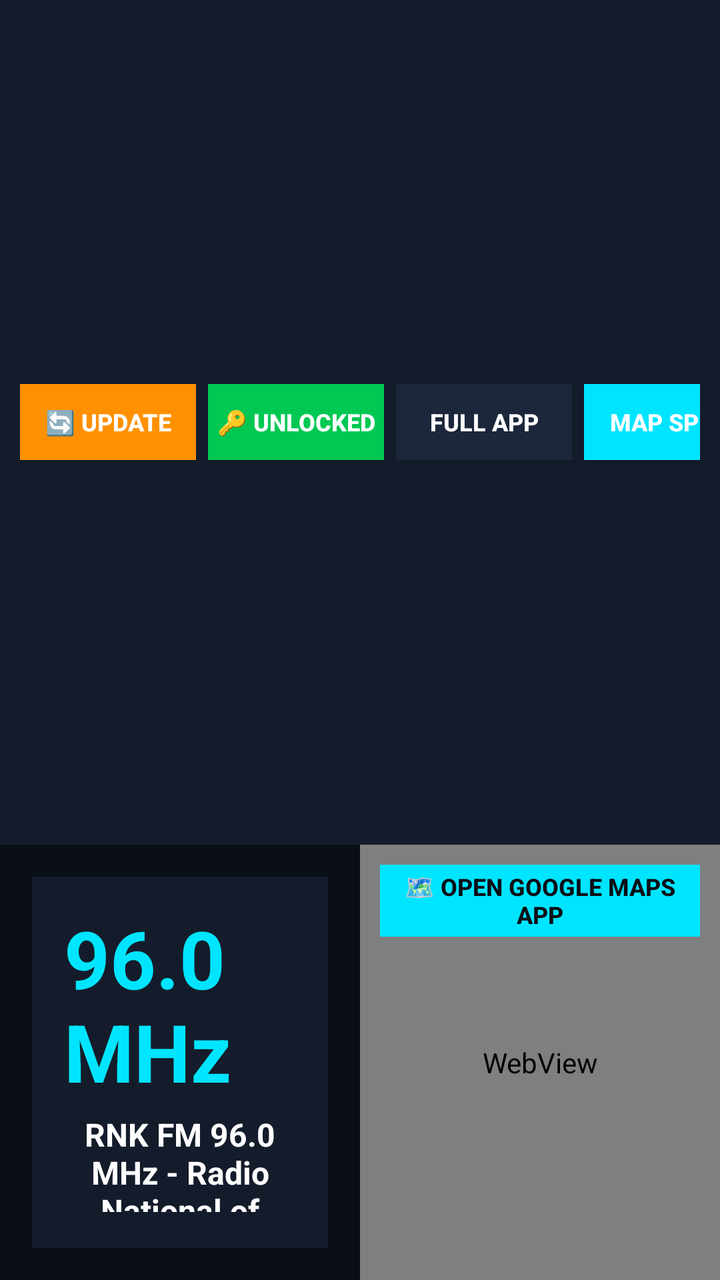
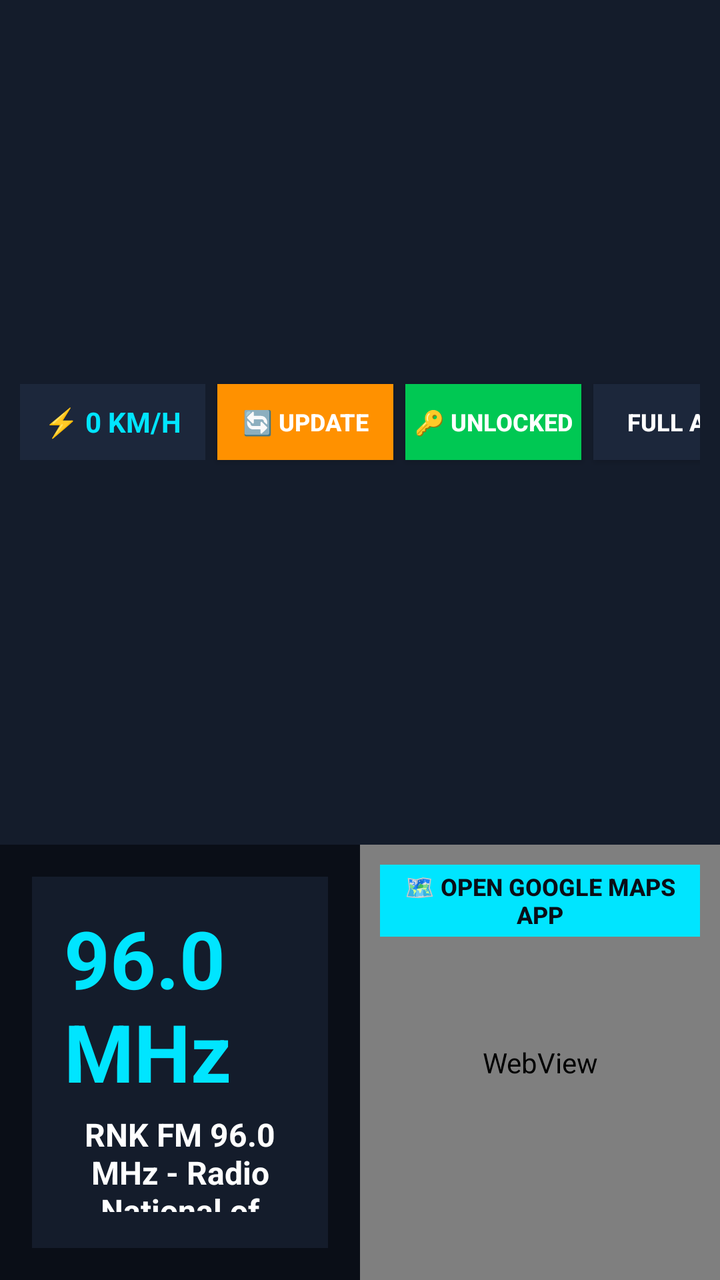

Two renders of the same Android screen: before a commit and after it. Below are the layout's source before the change and the commit's diff.
<!-- AndroidManifest.xml: application theme android:Theme.DeviceDefault.NoActionBar -->
<!-- res/layout/activity_main.xml -->
<?xml version="1.0" encoding="utf-8"?>
<LinearLayout xmlns:android="http://schemas.android.com/apk/res/android"
    android:layout_width="match_parent"
    android:layout_height="match_parent"
    android:orientation="vertical"
    android:background="#0A0E17">

    
    <LinearLayout
        android:layout_width="match_parent"
        android:layout_height="wrap_content"
        android:orientation="horizontal"
        android:background="#141C2B"
        android:padding="10dp"
        android:gravity="center_vertical">

        <TextView
            android:layout_width="0dp"
            android:layout_height="wrap_content"
            android:layout_weight="1"
            android:text="CARPLAY • PHONE KEY"
            android:textColor="#00E5FF"
            android:textSize="18sp"
            android:textStyle="bold" />

        <Button
            android:id="@+id/btnUpdate"
            android:layout_width="wrap_content"
            android:layout_height="38dp"
            android:text="🔄 UPDATE"
            android:textColor="#FFFFFF"
            android:textSize="12sp"
            android:textStyle="bold"
            android:background="#FF9100"
            android:layout_marginRight="6dp" />

        <Button
            android:id="@+id/btnKeyUnlock"
            android:layout_width="wrap_content"
            android:layout_height="38dp"
            android:text="🔑 UNLOCKED"
            android:textColor="#FFFFFF"
            android:textSize="12sp"
            android:textStyle="bold"
            android:background="#00C853"
            android:layout_marginRight="6dp" />

        <Button
            android:id="@+id/btnToggleWeb"
            android:layout_width="wrap_content"
            android:layout_height="38dp"
            android:text="FULL APP"
            android:textColor="#FFFFFF"
            android:textSize="12sp"
            android:textStyle="bold"
            android:background="#1C273B" />

        <Button
            android:id="@+id/btnToggleMap"
            android:layout_width="wrap_content"
            android:layout_height="38dp"
            android:text="MAP SPLIT"
            android:textColor="#FFFFFF"
            android:textSize="12sp"
            android:textStyle="bold"
            android:background="#00E5FF"
            android:layout_marginLeft="6dp" />
    </LinearLayout>

    
    <LinearLayout
        android:id="@+id/mainSplitContainer"
        android:layout_width="match_parent"
        android:layout_height="0dp"
        android:layout_weight="1"
        android:orientation="horizontal">

        
        <FrameLayout
            android:id="@+id/leftContentFrame"
            android:layout_width="0dp"
            android:layout_height="match_parent"
            android:layout_weight="1">

            
            <WebView
                android:id="@+id/webViewVdomov"
                android:layout_width="match_parent"
                android:layout_height="match_parent"
                android:visibility="gone" />

            
            <LinearLayout
                android:id="@+id/carDashboardLayout"
                android:layout_width="match_parent"
                android:layout_height="match_parent"
                android:orientation="vertical"
                android:padding="16dp">

                
                <LinearLayout
                    android:layout_width="match_parent"
                    android:layout_height="wrap_content"
                    android:orientation="vertical"
                    android:background="#141C2B"
                    android:padding="16dp"
                    android:gravity="center">

                    <TextView
                        android:id="@+id/tvFreq"
                        android:layout_width="wrap_content"
                        android:layout_height="wrap_content"
                        android:text="96.0 MHz"
                        android:textColor="#00E5FF"
                        android:textSize="40sp"
                        android:textStyle="bold" />

                    <TextView
                        android:id="@+id/tvStationTitle"
                        android:layout_width="wrap_content"
                        android:layout_height="wrap_content"
                        android:text="RNK FM 96.0 MHz - Radio National of Cambodia"
                        android:textColor="#FFFFFF"
                        android:textSize="16sp"
                        android:textStyle="bold"
                        android:gravity="center"
                        android:layout_marginTop="4dp" />

                    <TextView
                        android:id="@+id/tvStatus"
                        android:layout_width="wrap_content"
                        android:layout_height="wrap_content"
                        android:text="PHONE KEY ACTIVE • CAR CONNECTED"
                        android:textColor="#00C853"
                        android:textSize="12sp"
                        android:layout_marginTop="4dp" />
                </LinearLayout>

                
                <LinearLayout
                    android:layout_width="match_parent"
                    android:layout_height="wrap_content"
                    android:orientation="horizontal"
                    android:gravity="center"
                    android:layout_marginTop="12dp">

                    <Button
                        android:id="@+id/btnPrev"
                        android:layout_width="80dp"
                        android:layout_height="60dp"
                        android:text="&lt;&lt; PREV"
                        android:textColor="#00E5FF"
                        android:textSize="14sp"
                        android:textStyle="bold"
                        android:background="#1C273B" />

                    <Button
                        android:id="@+id/btnPlay"
                        android:layout_width="120dp"
                        android:layout_height="60dp"
                        android:text="▶ PLAY"
                        android:textColor="#FFFFFF"
                        android:textSize="18sp"
                        android:textStyle="bold"
                        android:background="#00E5FF"
                        android:layout_marginLeft="10dp"
                        android:layout_marginRight="10dp" />

                    <Button
                        android:id="@+id/btnNext"
                        android:layout_width="80dp"
                        android:layout_height="60dp"
                        android:text="NEXT &gt;&gt;"
                        android:textColor="#00E5FF"
                        android:textSize="14sp"
                        android:textStyle="bold"
                        android:background="#1C273B" />
                </LinearLayout>

                <ScrollView
                    android:layout_width="match_parent"
                    android:layout_height="0dp"
                    android:layout_weight="1"
                    android:layout_marginTop="12dp">

                    <LinearLayout
                        android:id="@+id/presetContainer"
                        android:layout_width="match_parent"
                        android:layout_height="wrap_content"
                        android:orientation="vertical" />
                </ScrollView>
            </LinearLayout>
        </FrameLayout>

        
        <FrameLayout
            android:id="@+id/rightMapFrame"
            android:layout_width="0dp"
            android:layout_height="match_parent"
            android:layout_weight="1"
            android:background="#0F172A">

            <WebView
                android:id="@+id/webViewGoogleMap"
                android:layout_width="match_parent"
                android:layout_height="match_parent" />

            
            <LinearLayout
                android:layout_width="wrap_content"
                android:layout_height="wrap_content"
                android:layout_gravity="top|left"
                android:layout_margin="10dp"
                android:orientation="horizontal">

                <Button
                    android:id="@+id/btnLaunchGoogleMaps"
                    android:layout_width="wrap_content"
                    android:layout_height="36dp"
                    android:text="🗺️ OPEN GOOGLE MAPS APP"
                    android:textColor="#0A0E17"
                    android:textSize="12sp"
                    android:textStyle="bold"
                    android:background="#00E5FF"
                    android:paddingLeft="12dp"
                    android:paddingRight="12dp" />
            </LinearLayout>

            
            <LinearLayout
                android:id="@+id/miniPlayerOverlay"
                android:layout_width="match_parent"
                android:layout_height="wrap_content"
                android:layout_gravity="bottom"
                android:background="#E6141C2B"
                android:orientation="horizontal"
                android:padding="8dp"
                android:gravity="center_vertical"
                android:visibility="gone">

                <TextView
                    android:id="@+id/tvMiniStation"
                    android:layout_width="0dp"
                    android:layout_height="wrap_content"
                    android:layout_weight="1"
                    android:text="96.0 MHz - RNK FM"
                    android:textColor="#00E5FF"
                    android:textSize="13sp"
                    android:textStyle="bold"
                    android:singleLine="true" />

                <Button
                    android:id="@+id/btnMiniPrev"
                    android:layout_width="48dp"
                    android:layout_height="36dp"
                    android:text="⏮"
                    android:textColor="#FFFFFF"
                    android:background="#1C273B" />

                <Button
                    android:id="@+id/btnMiniPlay"
                    android:layout_width="60dp"
                    android:layout_height="36dp"
                    android:text="▶"
                    android:textColor="#FFFFFF"
                    android:background="#00E5FF"
                    android:layout_marginLeft="4dp"
                    android:layout_marginRight="4dp" />

                <Button
                    android:id="@+id/btnMiniNext"
                    android:layout_width="48dp"
                    android:layout_height="36dp"
                    android:text="⏭"
                    android:textColor="#FFFFFF"
                    android:background="#1C273B" />
            </LinearLayout>
        </FrameLayout>
    </LinearLayout>

</LinearLayout>
<!-- resources referenced by this layout -->
<resources>

</resources>

<!-- the commit's change to res/layout/activity_main.xml (unified diff, before → after) -->
@@ -22,6 +22,20 @@
             android:textColor="#00E5FF"
             android:textSize="18sp"
             android:textStyle="bold" />
+
+        <TextView
+            android:id="@+id/tvSpeedometer"
+            android:layout_width="wrap_content"
+            android:layout_height="38dp"
+            android:text="⚡ 0 KM/H"
+            android:textColor="#00E5FF"
+            android:textSize="14sp"
+            android:textStyle="bold"
+            android:background="#1C273B"
+            android:paddingLeft="12dp"
+            android:paddingRight="12dp"
+            android:gravity="center"
+            android:layout_marginRight="6dp" />
 
         <Button
             android:id="@+id/btnUpdate"
